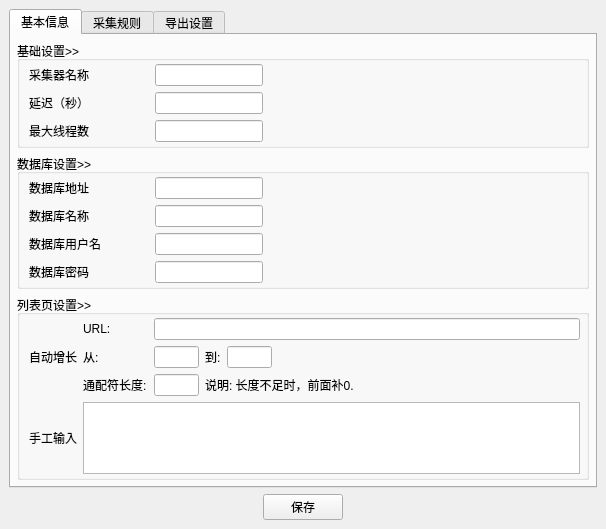
Above: UI/Robot.ui from leaboy/pycollect before the change. Below: the same form after it.
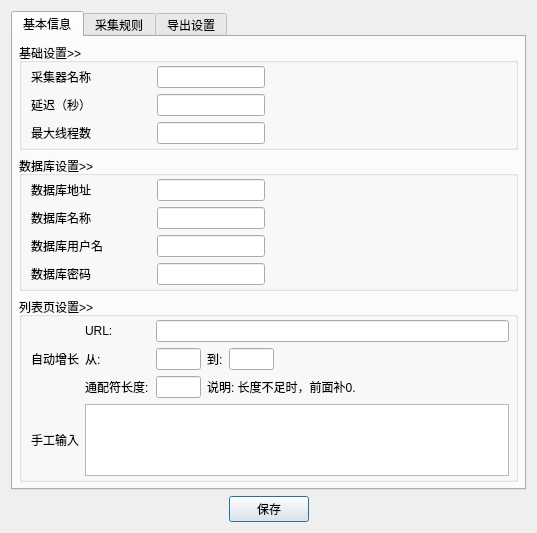
That is the form after the change.

What changed in the file:
```diff
--- a/UI/Robot.ui
+++ b/UI/Robot.ui
@@ -1,19 +1,18 @@
 <?xml version="1.0" encoding="UTF-8"?>
 <ui version="4.0">
- <class>RobotWindow</class>
- <widget class="QMainWindow" name="RobotWindow">
+ <class>RobotDialog</class>
+ <widget class="QDialog" name="RobotDialog">
   <property name="geometry">
    <rect>
     <x>0</x>
     <y>0</y>
-    <width>606</width>
-    <height>497</height>
+    <width>537</width>
+    <height>486</height>
    </rect>
   </property>
   <property name="windowTitle">
    <string>MainWindow</string>
   </property>
-  <widget class="QWidget" name="centralwidget">
    <layout class="QVBoxLayout" name="verticalLayout">
     <item>
      <widget class="QTabWidget" name="tabWidget">
@@ -48,7 +47,7 @@
           <property name="checkable">
            <bool>false</bool>
           </property>
-          <layout class="QHBoxLayout" name="horizontalLayout_2">
+         <layout class="QHBoxLayout" name="horizontalLayout_6">
            <property name="leftMargin">
             <number>9</number>
            </property>
@@ -62,7 +61,7 @@
             <number>3</number>
            </property>
            <item>
-            <layout class="QFormLayout" name="formLayout_2">
+           <layout class="QFormLayout" name="formLayout_4">
              <item row="0" column="0">
               <widget class="QLabel" name="label">
                <property name="sizePolicy">
@@ -793,7 +792,7 @@
      </widget>
     </item>
     <item>
-     <layout class="QHBoxLayout" name="horizontalLayout_6">
+    <layout class="QHBoxLayout" name="horizontalLayout_11">
       <item>
        <spacer name="horizontalSpacer">
         <property name="orientation">
@@ -836,7 +835,6 @@
      </layout>
     </item>
    </layout>
-  </widget>
  </widget>
  <resources/>
  <connections/>
```
Left out of the diff: 130 changed lines with no effect on the pictures. Lines whose indentation alone changed are shown as unchanged.
